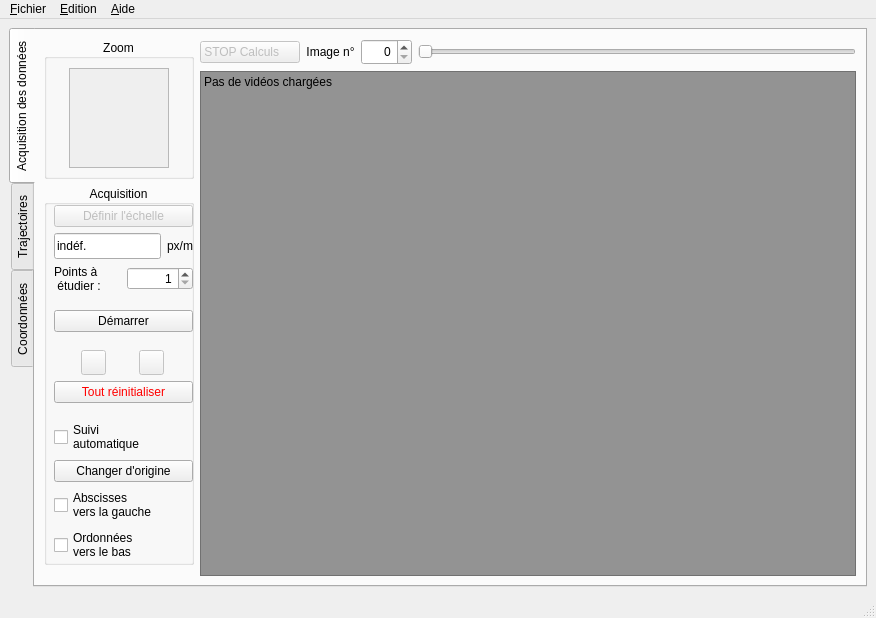
First picture: the form in src/pymecavideo_mini_layout.ui, repository rene-d/pymecavideo, before the edit.
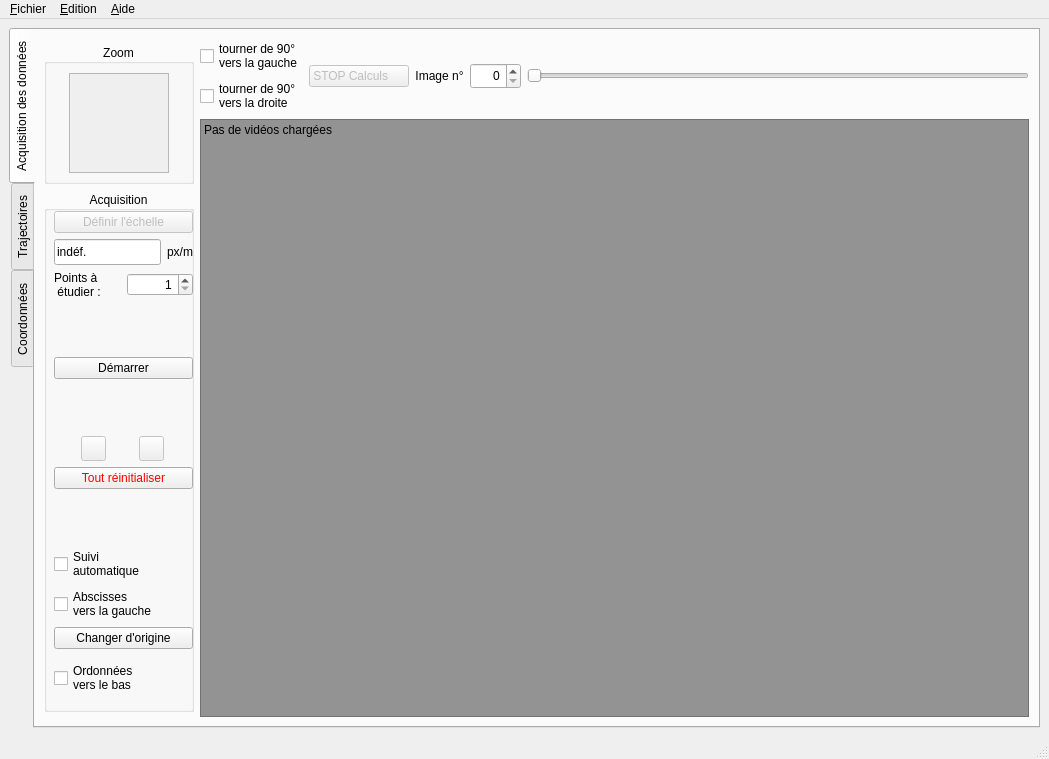
Second picture: the form after the edit. The open tabs and pages were chosen to show the change. Icons and pictures are not drawn. Custom widgets are drawn as their Qt base class.

Commit message: rotation gauche droite implémentée

```diff
--- a/src/pymecavideo_mini_layout.ui
+++ b/src/pymecavideo_mini_layout.ui
@@ -6,8 +6,8 @@
    <rect>
     <x>0</x>
     <y>0</y>
-    <width>876</width>
-    <height>618</height>
+    <width>1049</width>
+    <height>759</height>
    </rect>
   </property>
   <property name="sizePolicy">
@@ -99,7 +99,13 @@
            <enum>QLayout::SetDefaultConstraint</enum>
           </property>
           <item>
-           <layout class="QVBoxLayout" name="verticalLayout_7" stretch="1,1,0">
+           <layout class="QVBoxLayout" name="verticalLayout_7" stretch="0,0">
+            <property name="spacing">
+             <number>0</number>
+            </property>
+            <property name="sizeConstraint">
+             <enum>QLayout::SetDefaultConstraint</enum>
+            </property>
             <item>
              <widget class="QGroupBox" name="groupBox_3">
               <property name="enabled">
@@ -107,8 +113,8 @@
               </property>
               <property name="minimumSize">
                <size>
-                <width>0</width>
-                <height>0</height>
+                <width>150</width>
+                <height>140</height>
                </size>
               </property>
               <property name="maximumSize">
@@ -169,16 +175,25 @@
             </item>
             <item>
              <widget class="QGroupBox" name="groupBox">
+              <property name="enabled">
+               <bool>true</bool>
+              </property>
+              <property name="sizePolicy">
+               <sizepolicy hsizetype="Minimum" vsizetype="MinimumExpanding">
+                <horstretch>0</horstretch>
+                <verstretch>0</verstretch>
+               </sizepolicy>
+              </property>
               <property name="minimumSize">
                <size>
                 <width>150</width>
-                <height>380</height>
+                <height>521</height>
                </size>
               </property>
               <property name="maximumSize">
                <size>
                 <width>150</width>
-                <height>380</height>
+                <height>516</height>
                </size>
               </property>
               <property name="title">
@@ -193,7 +208,7 @@
                  <x>10</x>
                  <y>20</y>
                  <width>139</width>
-                 <height>357</height>
+                 <height>490</height>
                 </rect>
                </property>
                <layout class="QVBoxLayout" name="verticalLayout_8">
@@ -453,6 +468,14 @@
                   </property>
                  </widget>
                 </item>
+                <item>
+                 <widget class="QCheckBox" name="checkBox_abscisses">
+                  <property name="text">
+                   <string>Abscisses 
+vers la gauche</string>
+                  </property>
+                 </widget>
+                </item>
                 <item>
                  <widget class="QPushButton" name="pushButton_origine">
                   <property name="enabled">
@@ -466,16 +489,20 @@
                   </property>
                  </widget>
                 </item>
-                <item>
-                 <widget class="QCheckBox" name="checkBox_abscisses">
-                  <property name="text">
-                   <string>Abscisses 
-vers la gauche</string>
-                  </property>
-                 </widget>
-                </item>
                 <item>
                  <widget class="QCheckBox" name="checkBox_ordonnees">
+                  <property name="minimumSize">
+                   <size>
+                    <width>0</width>
+                    <height>46</height>
+                   </size>
+                  </property>
+                  <property name="maximumSize">
+                   <size>
+                    <width>16777213</width>
+                    <height>64</height>
+                   </size>
+                  </property>
                   <property name="text">
                    <string>Ordonnées 
 vers le bas</string>
@@ -486,25 +513,32 @@
               </widget>
              </widget>
             </item>
-            <item>
-             <spacer name="verticalSpacer_6">
-              <property name="orientation">
-               <enum>Qt::Vertical</enum>
-              </property>
-              <property name="sizeHint" stdset="0">
-               <size>
-                <width>20</width>
-                <height>0</height>
-               </size>
-              </property>
-             </spacer>
-            </item>
            </layout>
           </item>
           <item>
            <layout class="QVBoxLayout" name="verticalLayout_6" stretch="0,1">
             <item>
              <layout class="QHBoxLayout" name="horizontalLayout">
+              <item>
+               <layout class="QVBoxLayout" name="verticalLayout_11">
+                <item>
+                 <widget class="QCheckBox" name="checkBox_rot_gauche">
+                  <property name="text">
+                   <string>tourner de 90°
+vers la gauche</string>
+                  </property>
+                 </widget>
+                </item>
+                <item>
+                 <widget class="QCheckBox" name="checkBox_rot_droite">
+                  <property name="text">
+                   <string>tourner de 90°
+vers la droite</string>
+                  </property>
+                 </widget>
+                </item>
+               </layout>
+              </item>
               <item>
                <widget class="QPushButton" name="pushButton_stopCalculs">
                 <property name="enabled">
@@ -1054,8 +1088,8 @@
     <rect>
      <x>0</x>
      <y>0</y>
-     <width>876</width>
-     <height>20</height>
+     <width>1049</width>
+     <height>31</height>
     </rect>
    </property>
    <widget class="QMenu" name="menuFichier">
```
Left out of the diff: 2 changed lines with no effect on the pictures. The commit also changes 1 other file.
